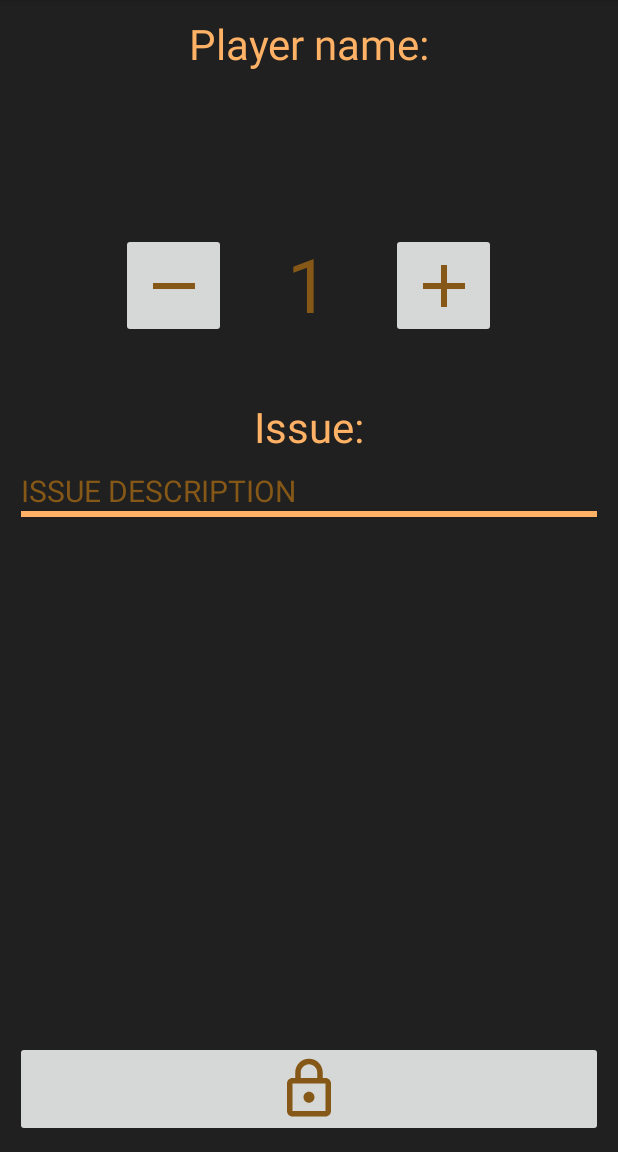
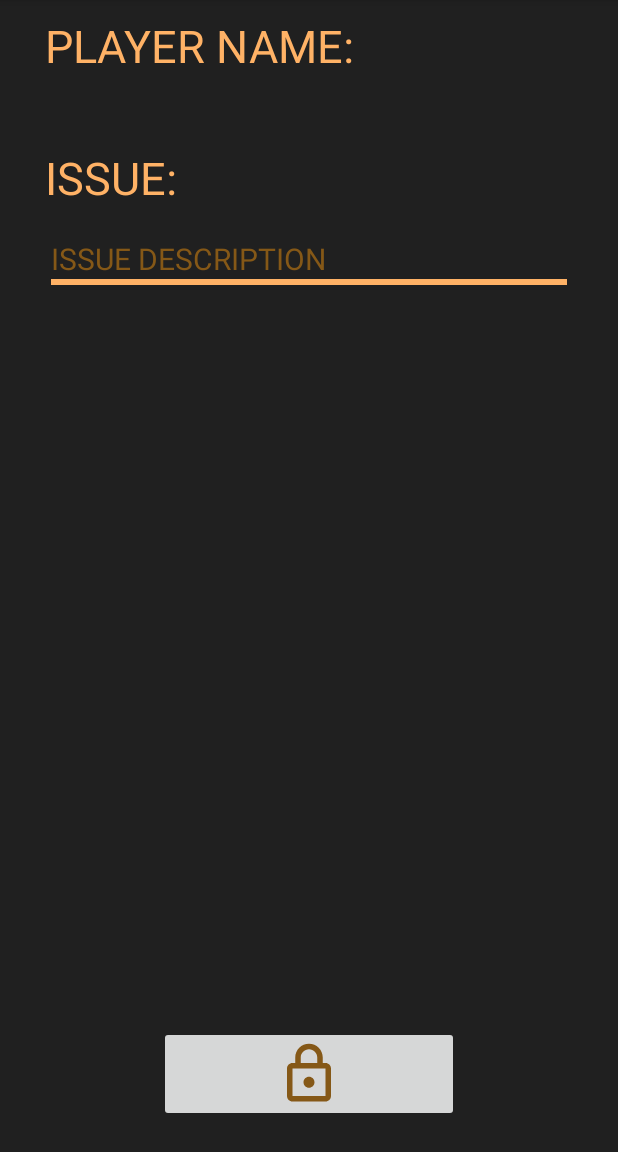
Before and after one commit to danicm7/FingerMasterGame, an Android app: the ManagePlayersFingersController screen opened directly, with no data from a screen before it, on a phone screen of 412 x 824 dp, the part 84-1236 px from its top. Run offline under Robolectric (Android 15) with nearby library versions, the phone set to English and light mode, and no system bars; 1 statement that could not run was skipped.

```diff
--- a/app/src/main/AndroidManifest.xml
+++ b/app/src/main/AndroidManifest.xml
@@ -20,7 +20,7 @@
         <activity
             android:name=".navigationDrawerMenu"
             android:exported="true"
-            android:label="@string/title_activity_navigation_drawer_menu"
+            android:label="@string/app_name"
             android:theme="@style/Theme.FingerMasterGame.NoActionBar">
             <intent-filter>
                 <action android:name="android.intent.action.MAIN" />
--- a/app/src/main/java/com/example/fingermastergame/ui/home/homeFragmentRecyclerView/HomeFragmentViewHolder.java
+++ b/app/src/main/java/com/example/fingermastergame/ui/home/homeFragmentRecyclerView/HomeFragmentViewHolder.java
@@ -22,7 +22,7 @@ public  class HomeFragmentViewHolder extends RecyclerView.ViewHolder implements
         super(itemView);
         this.itemView = itemView;
         this.itemView.setOnClickListener(this::onClick);
-        this.textView = itemView.findViewById(R.id.text_view_view_holder);
+        this.textView = itemView.findViewById(R.id.name_view_holder_home_fragment);
         this.checkBoxes = new ImageView[] {itemView.findViewById(R.id.checkBox_state_0),
                 itemView.findViewById(R.id.checkBox_state_1)
                 ,itemView.findViewById(R.id.checkBox_state_2)
--- a/app/src/main/java/com/example/fingermastergame/ui/manageFingers/ManagePlayersFingersController.java
+++ b/app/src/main/java/com/example/fingermastergame/ui/manageFingers/ManagePlayersFingersController.java
@@ -18,8 +18,8 @@ import com.example.fingermastergame.ui.storage.ManageStorage;
 
 public class ManagePlayersFingersController extends AppCompatActivity {
     private PlayerDataModel playerDataModel;
-    private ImageButton plusButton, minusButton, saveButton;
-    private TextView numberTextView, playerNameTextView, issueTextView;
+    private ImageButton /*plusButton, minusButton,*/ saveButton;
+    private TextView /*numberTextView,*/ playerNameTextView, issueTextView;
 
     @Override
     protected void onCreate(Bundle savedInstanceState) {
@@ -43,20 +43,20 @@ public class ManagePlayersFingersController extends AppCompatActivity {
     }
 
     private void configure() {
-        this.playerNameTextView.setText(playerDataModel.getName());
+        this.playerNameTextView.setText(playerDataModel.getName().toUpperCase());
     }
 
     private void bindViews() {
-        this.plusButton = findViewById(R.id.manage_fingers_plus_button);
-        this.minusButton = findViewById(R.id.manage_fingers_minus_button);
-        this.numberTextView = findViewById(R.id.manage_fingers_number_textview);
+        //this.plusButton = findViewById(R.id.manage_fingers_plus_button);
+        //this.minusButton = findViewById(R.id.manage_fingers_minus_button);
+        //this.numberTextView = findViewById(R.id.manage_fingers_number_textview);
         this.playerNameTextView = findViewById(R.id.manage_fingers_player_name_textview);
         this.saveButton = findViewById(R.id.manage_fingers_save_button);
         this.issueTextView = findViewById(R.id.manage_fingers_issue_textview);
     }
 
     private void configureClicklisteners() {
-        plusButton.setOnClickListener(new View.OnClickListener() {
+       /* plusButton.setOnClickListener(new View.OnClickListener() {
             @Override
             public void onClick(View view) {
                 final int previousValue = Integer.parseInt(numberTextView.getText().toString());
@@ -75,19 +75,20 @@ public class ManagePlayersFingersController extends AppCompatActivity {
                     numberTextView.setText(nextValue);
                 }
             }
-        });
+        });*/
         saveButton.setOnClickListener(new View.OnClickListener() {
             @Override
             public void onClick(View view) {
                 final String issue = String.valueOf(issueTextView.getText());
-                final int fingers = Integer.parseInt(numberTextView.getText().toString());
+                //final int fingers = Integer.parseInt(numberTextView.getText().toString());
                 final IssueModel issueModel = new IssueModel(issue);
                 final String playerName = playerDataModel.getName();
 
                 if(issue.isBlank() || issue == null){
                     showToast(getBaseContext().getString(R.string.issue_empty));
                 }else{
-                    updatePlayerData(playerName, fingers, issueModel);
+                    //updatePlayerData(playerName, fingers, issueModel);
+                    updatePlayerData(playerName, 1, issueModel);
                     finish();
                 }
             }
--- a/app/src/main/java/com/example/fingermastergame/ui/newPlayer/NewPlayerActivityController.java
+++ b/app/src/main/java/com/example/fingermastergame/ui/newPlayer/NewPlayerActivityController.java
@@ -2,6 +2,7 @@ package com.example.fingermastergame.ui.newPlayer;
 
 import androidx.appcompat.app.AppCompatActivity;
 import android.os.Bundle;
+import android.text.InputFilter;
 import android.view.MenuItem;
 import android.view.View;
 import android.widget.ImageButton;
@@ -27,7 +28,12 @@ public class NewPlayerActivityController extends AppCompatActivity {
         setContentView(R.layout.activity_new_player);
         getSupportActionBar().setDisplayHomeAsUpEnabled(true);
         bindViews();
+        configure();
         configureClicklisteners();
+    }
+
+    private void configure() {
+        playerNameTextView.setFilters(new InputFilter[] {new InputFilter.AllCaps()});
     }
 
     private void bindViews() {
--- a/app/src/main/res/layout/activity_manage_players_fingers.xml
+++ b/app/src/main/res/layout/activity_manage_players_fingers.xml
@@ -17,23 +17,21 @@
         app:layout_constraintEnd_toEndOf="parent"
         app:layout_constraintStart_toStartOf="parent"
         app:layout_constraintTop_toTopOf="parent"
-        android:layout_marginEnd="@dimen/size.10"
-        android:layout_marginStart="@dimen/size.10"
-        android:paddingTop="@dimen/size.10"
+
         />
 
     <TextView
+        style="@style/CustomEditTextStyle"
         android:id="@+id/manage_fingers_player_name_textview"
         android:layout_width="match_parent"
         android:layout_height="wrap_content"
-        android:gravity="center_horizontal"
-        android:textAlignment="center"
-        android:textColor="@color/app_main_color"
-        android:textSize="@dimen/textSize.50"
+        android:inputType="textCapCharacters"
+        android:editable="false"
         app:layout_constraintEnd_toEndOf="parent"
         app:layout_constraintStart_toStartOf="parent"
-        app:layout_constraintTop_toBottomOf="@+id/manage_fingers_player_name_title_textview"
-        android:paddingBottom="@dimen/size.40"/>
+        app:layout_constraintTop_toBottomOf="@+id/manage_fingers_player_name_title_textview" />
+<!--
+Linear layout deactivated until implement multi fingers issues
 
     <LinearLayout
         android:layout_width="match_parent"
@@ -42,6 +40,7 @@
         android:id="@+id/manage_fingers_number_container"
         android:orientation="horizontal"
         android:gravity="center_horizontal"
+        android:visibility="gone"
         >
         <ImageButton
             style="@style/CustomButton"
@@ -57,7 +56,7 @@
             android:src="@drawable/plus_asset" />
     </LinearLayout>
 
-
+-->
 
     <TextView
         style="@style/CustomtextViewTittle"
@@ -67,10 +66,7 @@
         android:text="@string/player_data_issue_title"
         app:layout_constraintEnd_toEndOf="parent"
         app:layout_constraintStart_toStartOf="parent"
-        app:layout_constraintTop_toBottomOf="@+id/manage_fingers_number_container"
-        android:layout_marginEnd="@dimen/size.10"
-        android:layout_marginStart="@dimen/size.10"
-        android:paddingTop="@dimen/size.40"
+        app:layout_constraintTop_toBottomOf="@+id/manage_fingers_player_name_textview"
         />
 
     <EditText
@@ -84,18 +80,14 @@
         app:layout_constraintEnd_toEndOf="parent"
         app:layout_constraintStart_toStartOf="parent"
         app:layout_constraintTop_toBottomOf="@+id/manage_fingers_issue_title_textview"
-        android:layout_marginEnd="@dimen/size.10"
-        android:layout_marginStart="@dimen/size.10"
         />
 
     <ImageButton
-        android:layout_width="match_parent"
-        android:layout_height="wrap_content"
         android:id="@+id/manage_fingers_save_button"
+        style="@style/SaveButton"
         android:src="@drawable/lock_icon"
-        android:layout_marginEnd="@dimen/size.10"
-        android:layout_marginStart="@dimen/size.10"
-        android:layout_marginBottom="@dimen/size.10"
-        app:layout_constraintBottom_toBottomOf="parent"/>
+        app:layout_constraintBottom_toBottomOf="parent"
+        app:layout_constraintEnd_toEndOf="parent"
+        app:layout_constraintStart_toStartOf="parent" />
 
 </androidx.constraintlayout.widget.ConstraintLayout>
--- a/app/src/main/res/values-night/themes.xml
+++ b/app/src/main/res/values-night/themes.xml
@@ -3,7 +3,7 @@
     <style name="Theme.FingerMasterGame" parent="Theme.MaterialComponents.DayNight.DarkActionBar">
         <!-- Primary brand color. -->
         <item name="colorPrimary">@color/app_main_color</item>
-        <item name="colorPrimaryVariant">@color/purple_700</item>
+        <item name="colorPrimaryVariant">@color/app_main_color</item>
         <item name="colorOnPrimary">@color/black</item>
         <!-- Secondary brand color. -->
         <item name="colorSecondary">@color/black</item>
--- a/app/src/main/res/values/size.xml
+++ b/app/src/main/res/values/size.xml
@@ -16,6 +16,10 @@
     <dimen name="size.130">130dp</dimen>
     <dimen name="size.140">140dp</dimen>
     <dimen name="size.150">150dp</dimen>
+    <dimen name="size.200">200dp</dimen>
+    <dimen name="size.250">2500dp</dimen>
+    <dimen name="size.300">300dp</dimen>
+
 
 
     <!-- End Region -->
@@ -29,6 +33,7 @@
     <dimen name="textSize.28">28sp</dimen>
     <dimen name="textSize.30">30sp</dimen>
     <dimen name="textSize.35">35sp</dimen>
+    <dimen name="textSize.40">40sp</dimen>
     <dimen name="textSize.50">50sp</dimen>
     <dimen name="textSize.60">60sp</dimen>
 
--- a/app/src/main/res/values/strings.xml
+++ b/app/src/main/res/values/strings.xml
@@ -16,11 +16,11 @@
     <string name="player_data_model">player_data_model</string>
     <string name="player_data_name">player_data_name</string>
     <string name="player_data_fingers">player_data_fingers</string>
-    <string name="player_data_player_name_title">Player name:</string>
-    <string name="player_data_issue_title">Issue:</string>
+    <string name="player_data_player_name_title">PLAYER NAME:</string>
+    <string name="player_data_issue_title">ISSUE:</string>
     <string name="manage_player_issue_hint_text">ISSUE DESCRIPTION</string>
     <string name="issue_empty">Issue description is blank</string>
-    <string name="new_player_name_tittle">Name of the new player:</string>
+    <string name="new_player_name_tittle">New player name:</string>
     <string name="new_player_name_hint">Player name</string>
     <string name="player_data_storage_path">playersData.json</string>
     <string name="error_empty_name">Name of player is empty!</string>
--- a/app/src/main/res/values/styles.xml
+++ b/app/src/main/res/values/styles.xml
@@ -9,27 +9,51 @@
         <item name="android:textColor">@color/app_main_color</item>
         <item name="android:textSize">@dimen/textSize.20</item>
         <item name="android:textColorHint">@color/app_main_color</item>
+        <item name="android:textAlignment">textStart</item>
+        <item name="android:gravity">start</item>
         <item name="android:backgroundTintMode">screen</item>
+        <item name="android:layout_marginStart">@dimen/size.30</item>
+        <item name="android:layout_marginBottom">@dimen/size.10</item>
+        <item name="android:layout_marginTop">@dimen/size.10</item>
+        <item name="android:layout_marginEnd">@dimen/size.30</item>
+
     </style>
 
     <style name="CustomtextViewTittle">
         <item name="android:gravity">start</item>
         <item name="android:textColor">@color/app_secondary_color</item>
-        <item name="android:textSize">@dimen/textSize.28</item>
-        <item name="android:textAlignment">center</item>
+        <item name="android:textSize">@dimen/textSize.30</item>
+        <item name="android:textAlignment">textStart</item>
+        <item name="android:editable">false</item>
+        <item name="android:layout_marginTop">@dimen/size.10</item>
+        <item name="android:layout_marginBottom">@dimen/size.10</item>
+        <item name="android:layout_marginStart">@dimen/size.30</item>
+        <item name="android:layout_marginEnd">@dimen/size.30</item>
     </style>
 
     <style name="CustomButton">
         <item name="android:clickable">true</item>
         <item name="android:focusable">true</item>
-        <item name="android:layout_width">@dimen/size.70</item>
-        <item name="android:layout_height">@dimen/size.70</item>
+        <item name="android:layout_width">@dimen/size.50</item>
+        <item name="android:layout_height">@dimen/size.50</item>
+    </style>
+
+    <style name="SaveButton">
+        <item name="android:layout_width">@dimen/size.200</item>
+        <item name="android:layout_height">wrap_content</item>
+        <item name="android:src">@drawable/lock_icon</item>
+        <item name="android:gravity">center_horizontal</item>
+        <item name="android:layout_marginStart">@dimen/size.20</item>
+        <item name="android:layout_marginEnd">@dimen/size.20</item>
+        <item name="android:layout_marginBottom">@dimen/size.20</item>
+        <item name="android:layout_marginTop">@dimen/size.20</item>
+
     </style>
 
     <style name="FingerTextViewCounter">
         <item name="android:minHeight">@dimen/size.70</item>
         <item name="android:minWidth">@dimen/size.110</item>
-        <item name="android:textSize">@dimen/textSize.50</item>
+        <item name="android:textSize">@dimen/textSize.40</item>
         <item name="android:textColor">@color/app_main_color</item>
         <item name="android:textAlignment">center</item>
         <item name="android:clickable">false</item>
@@ -39,5 +63,16 @@
         <item name="android:inputType">phone</item>
     </style>
 
+    <style name="nameViewholder">
+        <item name="android:layout_width">@dimen/size.200</item>
+        <item name="android:layout_height">match_parent</item>
+        <item name="android:textAlignment">center</item>
+        <item name="android:layout_marginStart">@dimen/playerNameMargin</item>
+        <item name="android:textSize">@dimen/textSize.18</item>
+        <item name="android:textColor">@color/white</item>
+        <item name="android:background">@color/app_main_color</item>
+        <item name="android:textAllCaps">true</item>
+        <item name="android:gravity">center_horizontal|start|center_vertical</item>
+    </style>
 
 </resources>
```
Also changed, not shown: app/src/main/java/com/example/fingermastergame/ui/playerHistory/PlayerHistoryFragment.java (+15 -4 lines), app/src/main/java/com/example/fingermastergame/ui/playerHistory/PlayerHistoryViewModel.java (+19 -11 lines), app/src/main/res/layout/activity_new_player.xml (+5 -10 lines), app/src/main/res/layout/fragment_player_history.xml (+9 -11 lines), app/src/main/res/layout/home_fragment_view_holder.xml (+4 -10 lines).
